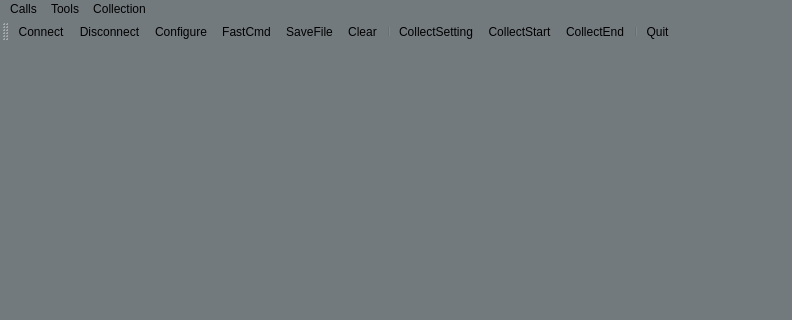
Above: terminal/mainwindow.ui from shanlizi/QT_GF_Software before the change; both pictures show x 0 to 792 and y 0 to 320 of the 792 by 518 pixel window. Below: the same form after it.
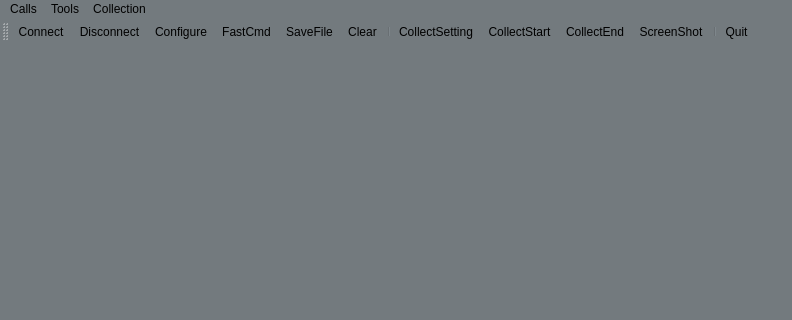
That is the form after the change. Icons and pictures are not drawn.

Diff of the .ui file:
```diff
--- a/terminal/mainwindow.ui
+++ b/terminal/mainwindow.ui
@@ -77,6 +77,7 @@
    <addaction name="actionCollectSetting"/>
    <addaction name="actionCollectStart"/>
    <addaction name="actionCollectEnd"/>
+   <addaction name="actionScreenShot"/>
    <addaction name="separator"/>
    <addaction name="actionQuit"/>
   </widget>
@@ -223,6 +224,15 @@
     <string>CollectSetting</string>
    </property>
   </action>
+  <action name="actionScreenShot">
+   <property name="icon">
+    <iconset resource="terminal.qrc">
+     <normaloff>:/images/screenshot.png</normaloff>:/images/screenshot.png</iconset>
+   </property>
+   <property name="text">
+    <string>ScreenShot</string>
+   </property>
+  </action>
  </widget>
  <layoutdefault spacing="6" margin="11"/>
  <resources>
```
Left out of the diff: 1 changed line with no effect on the pictures.
